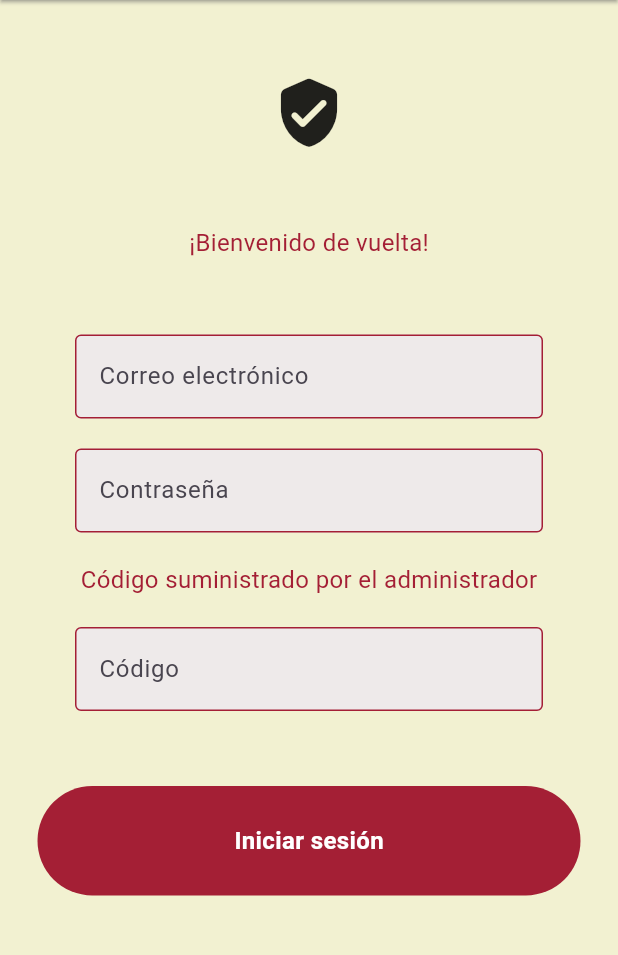
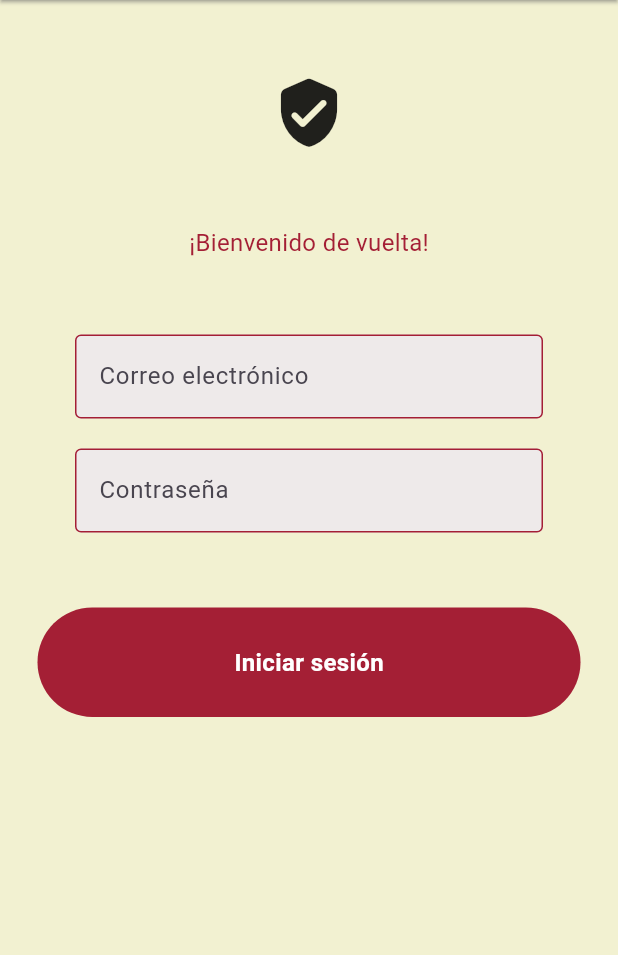
Before and after one commit to Jvalencia25/SE-Proyecto, a Flutter app: the screen it shows after launch, on a phone screen of 412 x 824 dp, the part 84-1039 px from its top. Run offline on Flutter 3.47's test engine with Material 3 defaults, Android fonts, the phone set to English and light mode, and no system bars; our stand-ins replace google_fonts.

Commit message:
código removido

```diff
--- a/Front/erp_reposteria/lib/constants.dart
+++ b/Front/erp_reposteria/lib/constants.dart
@@ -23,6 +23,7 @@ var MyDefaultBackround = const Color.fromARGB(255, 242, 241, 209);
 
 // ignore: non_constant_identifier_names
 var MyAppBar = AppBar(
+        automaticallyImplyLeading: false,
         backgroundColor: const Color.fromARGB(255, 242, 241, 209),
         title: Text('La Dolce Vita', style: GoogleFonts.abrilFatface()),
         titleTextStyle: const TextStyle(
@@ -35,7 +36,7 @@ var MyAppBar = AppBar(
 
 // ignore: non_constant_identifier_names
 class MyStartAppBar extends AppBar {
-  MyStartAppBar(BuildContext context)
+  MyStartAppBar(BuildContext context, {super.key})
       : super(
         automaticallyImplyLeading: false,
           backgroundColor: const Color.fromARGB(255, 242, 241, 209),
@@ -101,7 +102,7 @@ Widget buildDrawer(BuildContext context) {
     elevation: 4,
     child: Column(
       children: [
-        DrawerHeader(child: Icon(Icons.favorite)),
+        const DrawerHeader(child: Icon(Icons.favorite)),
         ListTile(
           leading: Icon(Icons.account_circle_rounded),
           title: Text('Usuario'),
--- a/Front/erp_reposteria/lib/start_responsive/start_mobile_scaffold.dart
+++ b/Front/erp_reposteria/lib/start_responsive/start_mobile_scaffold.dart
@@ -13,7 +13,6 @@ class StartMobileScaffold extends StatefulWidget {
   //control de edición de texto
   final usernameController = TextEditingController();
   final passwordController = TextEditingController();
-  final codeController = TextEditingController();
 
 
   @override
@@ -23,7 +22,6 @@ class StartMobileScaffold extends StatefulWidget {
 class _StartMobileScaffoldState extends State<StartMobileScaffold> {
   get usernameController => null;
   get passwordController => null;
-  get codeController => null;
 
   @override
   Widget build(BuildContext context) {
@@ -68,21 +66,7 @@ class _StartMobileScaffoldState extends State<StartMobileScaffold> {
             hintText: 'Contraseña',
             obscureText: true,
           ),
-          const SizedBox(height: 20),
 
-          //código
-          const Text(
-            'Código suministrado por el administrador',
-            style: TextStyle(
-              color: Color.fromARGB(255, 164, 31, 53),
-              fontSize: 16)),
-
-          const SizedBox(height: 20),
-          MyTextfield(
-            controller: codeController,
-            hintText: 'Código',
-            obscureText: true,
-          ),
           const SizedBox(height: 50),
 
           //botón ingresar
--- a/Front/erp_reposteria/lib/util/my_textfield.dart
+++ b/Front/erp_reposteria/lib/util/my_textfield.dart
@@ -1,6 +1,7 @@
 import 'package:flutter/material.dart';
 
 class MyTextfield extends StatelessWidget {
+  // ignore: prefer_typing_uninitialized_variables
   final controller;
   final String hintText;
   final bool obscureText;
```
Also changed, not shown: Front/erp_reposteria/lib/start_responsive/start_desktop_scaffold.dart (+0 -16 lines), Front/erp_reposteria/lib/start_responsive/start_tablet_scaffold.dart (+0 -17 lines).
